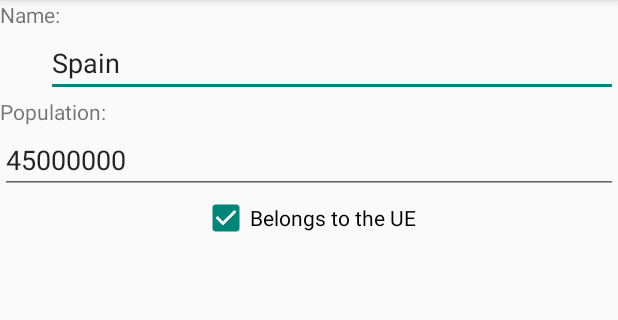
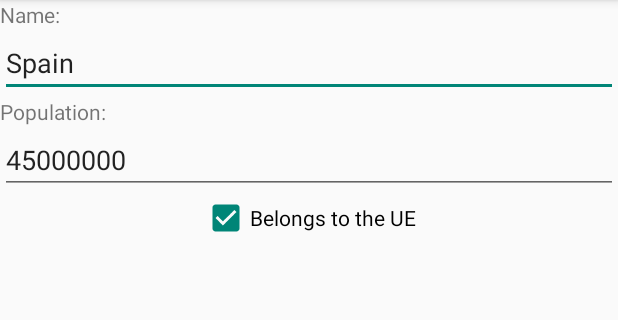
Before and after one commit to acelaya-trainings/android-course, an Android app: the screen it shows after launch (CountryActivity), after a tap on an icon or button, on a phone screen of 412 x 824 dp, the part 84-404 px from its top. Run offline under Robolectric (Android 15) with nearby library versions, the phone set to English and light mode, and no system bars.

Commit message:
Fixed errors in ImageButtons project

```diff
--- a/ImageButtons/app/src/main/java/com/empresa/imagebuttons/CountryActivity.java
+++ b/ImageButtons/app/src/main/java/com/empresa/imagebuttons/CountryActivity.java
@@ -4,7 +4,6 @@ import android.os.Bundle;
 import android.support.v7.app.ActionBarActivity;
 import android.widget.CheckBox;
 import android.widget.EditText;
-import android.widget.TextView;
 
 import com.empresa.model.Country;
 
@@ -22,7 +21,7 @@ public class CountryActivity extends ActionBarActivity {
         EditText txtPopulation = (EditText) findViewById(R.id.txtPopulation);
         CheckBox chkUe = (CheckBox) findViewById(R.id.chkUe);
 
-        txtName.setText(c.getName());
+        txtName.setText(c.getName().toString());
         txtPopulation.setText(String.valueOf(c.getPopulation()));
         chkUe.setChecked(c.getBelongsUe());
     }
--- a/ImageButtons/app/src/main/res/layout/activity_country.xml
+++ b/ImageButtons/app/src/main/res/layout/activity_country.xml
@@ -10,10 +10,10 @@
         android:id="@+id/lblName" />
 
     <EditText
-        android:layout_width="381dp"
+        android:layout_width="match_parent"
         android:layout_height="wrap_content"
         android:id="@+id/txtName"
-        android:layout_gravity="right" />
+        android:layout_gravity="center_horizontal" />
 
     <TextView
         android:layout_width="wrap_content"
```
